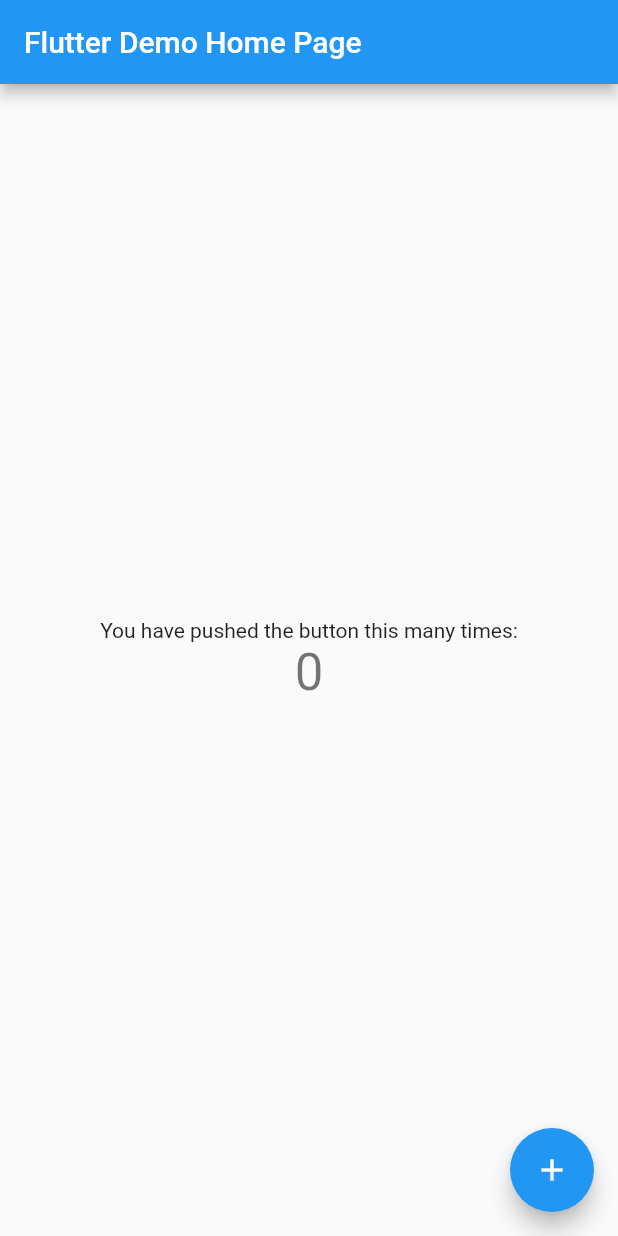
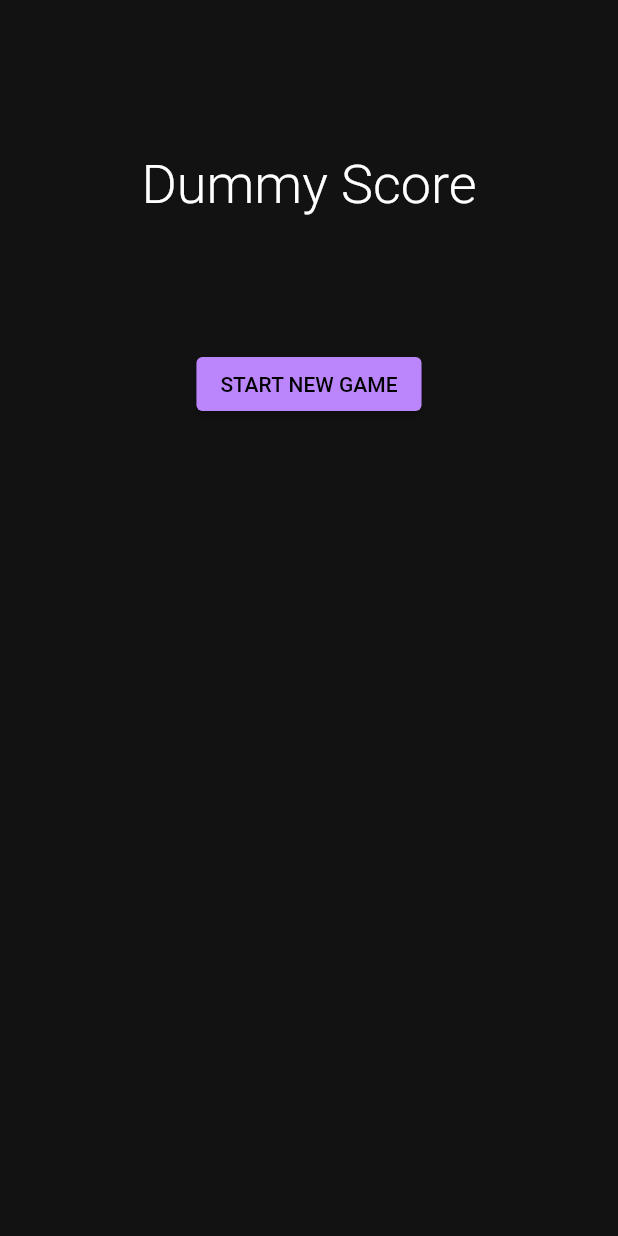
Before and after one commit to prasanthkarukkuvel/dummy_score, a Flutter app: the screen it shows after launch, on a phone screen of 412 x 824 dp. Run offline on Flutter 3.47's test engine with Material 2 defaults, Android fonts, the light colour scheme and no system bars; our stand-ins replace flutter_form_builder, material_design_icons_flutter.

```diff
--- a/lib/main.dart
+++ b/lib/main.dart
@@ -1,113 +1,27 @@
+import 'package:dummy_score/presentation/theme/app_theme.dart';
 import 'package:flutter/material.dart';
 
+import 'presentation/router/app_router.dart';
+import 'presentation/screens/board_game.dart';
+
 void main() {
-  runApp(MyApp());
+  runApp(MyApp(
+    router: AppRouter(),
+  ));
 }
 
 class MyApp extends StatelessWidget {
-  // This widget is the root of your application.
+  final AppRouter router;
+
+  MyApp({required this.router});
+
   @override
   Widget build(BuildContext context) {
     return MaterialApp(
-      title: 'Flutter Demo',
-      theme: ThemeData(
-        // This is the theme of your application.
-        //
-        // Try running your application with "flutter run". You'll see the
-        // application has a blue toolbar. Then, without quitting the app, try
-        // changing the primarySwatch below to Colors.green and then invoke
-        // "hot reload" (press "r" in the console where you ran "flutter run",
-        // or simply save your changes to "hot reload" in a Flutter IDE).
-        // Notice that the counter didn't reset back to zero; the application
-        // is not restarted.
-        primarySwatch: Colors.blue,
-      ),
-      home: MyHomePage(title: 'Flutter Demo Home Page'),
+      title: 'Dummy Score',
+      theme: AppTheme.darkTheme,
+      home: BoardHome(),
+      onGenerateRoute: (settings) => router.generateRoute(settings),
     );
   }
 }
-
-class MyHomePage extends StatefulWidget {
-  MyHomePage({Key? key, required this.title}) : super(key: key);
-
-  // This widget is the home page of your application. It is stateful, meaning
-  // that it has a State object (defined below) that contains fields that affect
-  // how it looks.
-
-  // This class is the configuration for the state. It holds the values (in this
-  // case the title) provided by the parent (in this case the App widget) and
-  // used by the build method of the State. Fields in a Widget subclass are
-  // always marked "final".
-
-  final String title;
-
-  @override
-  _MyHomePageState createState() => _MyHomePageState();
-}
-
-class _MyHomePageState extends State<MyHomePage> {
-  int _counter = 0;
-
-  void _incrementCounter() {
-    setState(() {
-      // This call to setState tells the Flutter framework that something has
-      // changed in this State, which causes it to rerun the build method below
-      // so that the display can reflect the updated values. If we changed
-      // _counter without calling setState(), then the build method would not be
-      // called again, and so nothing would appear to happen.
-      _counter++;
-    });
-  }
-
-  @override
-  Widget build(BuildContext context) {
-    // This method is rerun every time setState is called, for instance as done
-    // by the _incrementCounter method above.
-    //
-    // The Flutter framework has been optimized to make rerunning build methods
-    // fast, so that you can just rebuild anything that needs updating rather
-    // than having to individually change instances of widgets.
-    return Scaffold(
-      appBar: AppBar(
-        // Here we take the value from the MyHomePage object that was created by
-        // the App.build method, and use it to set our appbar title.
-        title: Text(widget.title),
-      ),
-      body: Center(
-        // Center is a layout widget. It takes a single child and positions it
-        // in the middle of the parent.
-        child: Column(
-          // Column is also a layout widget. It takes a list of children and
-          // arranges them vertically. By default, it sizes itself to fit its
-          // children horizontally, and tries to be as tall as its parent.
-          //
-          // Invoke "debug painting" (press "p" in the console, choose the
-          // "Toggle Debug Paint" action from the Flutter Inspector in Android
-          // Studio, or the "Toggle Debug Paint" command in Visual Studio Code)
-          // to see the wireframe for each widget.
-          //
-          // Column has various properties to control how it sizes itself and
-          // how it positions its children. Here we use mainAxisAlignment to
-          // center the children vertically; the main axis here is the vertical
-          // axis because Columns are vertical (the cross axis would be
-          // horizontal).
-          mainAxisAlignment: MainAxisAlignment.center,
-          children: <Widget>[
-            Text(
-              'You have pushed the button this many times:',
-            ),
-            Text(
-              '$_counter',
-              style: Theme.of(context).textTheme.headline4,
-            ),
-          ],
-        ),
-      ),
-      floatingActionButton: FloatingActionButton(
-        onPressed: _incrementCounter,
-        tooltip: 'Increment',
-        child: Icon(Icons.add),
-      ), // This trailing comma makes auto-formatting nicer for build methods.
-    );
-  }
-}
--- /dev/null
+++ b/lib/presentation/layouts/comfort_layout.dart
@@ -0,0 +1,35 @@
+import 'package:dummy_score/presentation/theme/app_theme.dart';
+import 'package:flutter/cupertino.dart';
+import 'package:flutter/material.dart';
+
+class ComfortLayout extends StatelessWidget {
+  final List<Widget> children;
+  final String title;
+
+  const ComfortLayout({Key? key, required this.children, required this.title})
+      : super(key: key);
+
+  @override
+  Widget build(BuildContext context) {
+    return Scaffold(
+        body: CustomScrollView(
+      physics:
+          const BouncingScrollPhysics(parent: AlwaysScrollableScrollPhysics()),
+      slivers: [
+        SliverAppBar(
+          floating: true,
+          backgroundColor: AppTheme.backgroundColor,
+          expandedHeight: 160,
+          elevation: 4.0,
+          flexibleSpace: FlexibleSpaceBar(
+              title: Text(
+                title,
+                style: AppTheme.lightHeading5(context),
+              ),
+              centerTitle: true),
+        ),
+        SliverList(delegate: SliverChildListDelegate(children))
+      ],
+    ));
+  }
+}
--- /dev/null
+++ b/lib/presentation/router/router_config.dart
@@ -0,0 +1,8 @@
+import 'package:dummy_score/presentation/screens/game_modes.dart';
+import 'package:dummy_score/presentation/screens/new_players.dart';
+
+class RouteNames {
+  static const Default = '/';
+  static const GameModes = '/modes';
+  static const NewPlayers = '/new-players';
+}
--- /dev/null
+++ b/lib/presentation/screens/board_game.dart
@@ -0,0 +1,22 @@
+import 'package:dummy_score/presentation/layouts/comfort_layout.dart';
+import 'package:dummy_score/presentation/router/router_config.dart';
+import 'package:flutter/material.dart';
+
+class BoardHome extends StatelessWidget {
+  const BoardHome({Key? key}) : super(key: key);
+
+  @override
+  Widget build(BuildContext context) {
+    return ComfortLayout(title: 'Dummy Score', children: <Widget>[
+      Padding(
+          padding: const EdgeInsets.fromLTRB(8, 72, 8, 8),
+          child: Center(
+            child: ElevatedButton(
+              onPressed: () =>
+                  Navigator.pushNamed(context, RouteNames.GameModes),
+              child: const Text('START NEW GAME'),
+            ),
+          )),
+    ]);
+  }
+}
--- /dev/null
+++ b/lib/presentation/theme/app_theme.dart
@@ -0,0 +1,55 @@
+import 'package:flutter/material.dart';
+
+class AppTheme {
+  static const primaryColor = Color(0xFFBB86FC);
+  static const accentColor = Color(0xFF00C4B4);
+  static const backgroundColor = Color(0xFF121212);
+  static const onPrimary = Colors.black;
+
+  static MaterialColor createMaterialColor(Color color) {
+    List<double> strengths = <double>[.05];
+    final swatch = <int, Color>{};
+    final int r = color.red, g = color.green, b = color.blue;
+
+    for (int i = 1; i < 10; i++) {
+      strengths.add(0.1 * i);
+    }
+    strengths.forEach((strength) {
+      final double ds = 0.5 - strength;
+      swatch[(strength * 1000).round()] = Color.fromRGBO(
+        r + ((ds < 0 ? r : (255 - r)) * ds).round(),
+        g + ((ds < 0 ? g : (255 - g)) * ds).round(),
+        b + ((ds < 0 ? b : (255 - b)) * ds).round(),
+        1,
+      );
+    });
+    return MaterialColor(color.value, swatch);
+  }
+
+  static final darkTheme = ThemeData.dark().copyWith(
+    colorScheme: ColorScheme.fromSwatch(
+            primarySwatch: createMaterialColor(primaryColor),
+            accentColor: accentColor,
+            backgroundColor: backgroundColor,
+            brightness: Brightness.dark)
+        .copyWith(
+      secondary: accentColor,
+    ),
+    scaffoldBackgroundColor: backgroundColor,
+    primaryColor: primaryColor,
+    accentColor: accentColor,
+    elevatedButtonTheme: ElevatedButtonThemeData(
+      style: ElevatedButton.styleFrom(
+        onPrimary: onPrimary,
+        primary: primaryColor,
+      ),
+    ),
+  );
+
+  static TextStyle? lightHeading5(BuildContext context) {
+    return Theme.of(context)
+        .textTheme
+        .headline5
+        ?.copyWith(fontWeight: FontWeight.w300);
+  }
+}
--- a/pubspec.yaml
+++ b/pubspec.yaml
@@ -23,15 +23,19 @@
 dependencies:
   flutter:
     sdk: flutter
+  material_design_icons_flutter: 5.0.5955-rc.1
 
 
   # The following adds the Cupertino Icons font to your application.
   # Use with the CupertinoIcons class for iOS style icons.
   cupertino_icons: ^1.0.2
+  flutter_form_builder: ^6.0.1
+  uuid: 3.0.4
 
 dev_dependencies:
   flutter_test:
     sdk: flutter
+  lints: ^1.0.1
 
 # For information on the generic Dart part of this file, see the
 # following page: https://dart.dev/tools/pub/pubspec
```
Also changed, not shown: analysis_options.yaml (added, +23 -0 lines), lib/presentation/router/app_router.dart (added, +30 -0 lines), lib/presentation/screens/game_modes.dart (added, +62 -0 lines), lib/presentation/screens/new_players.dart (added, +141 -0 lines), pubspec.lock, 1 other file.
